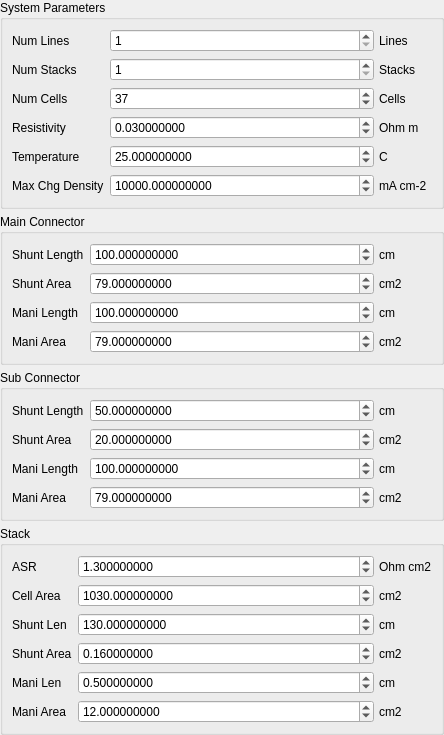
First picture: the form in app/src/view/shuntcur/shuntcursimpccconfigpanel.ui, repository daitenshionyan/vrfbcalc-cpp, before the edit.
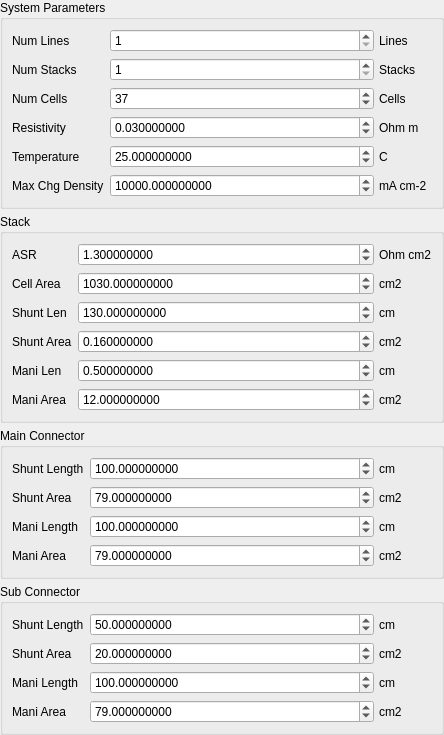
Second picture: the form after the edit.

Patch:
```diff
--- a/app/src/view/shuntcur/shuntcursimpccconfigpanel.ui
+++ b/app/src/view/shuntcur/shuntcursimpccconfigpanel.ui
@@ -395,6 +395,375 @@
      </layout>
     </widget>
    </item>
+   <item>
+    <widget class="QGroupBox" name="groupBox_2">
+     <property name="title">
+      <string>Stack</string>
+     </property>
+     <layout class="QFormLayout" name="formLayout_6">
+      <item row="0" column="0">
+       <widget class="QLabel" name="asrLabel">
+        <property name="text">
+         <string>ASR</string>
+        </property>
+       </widget>
+      </item>
+      <item row="0" column="1">
+       <widget class="QWidget" name="asrBox" native="true">
+        <layout class="QHBoxLayout" name="horizontalLayout_13">
+         <property name="spacing">
+          <number>5</number>
+         </property>
+         <property name="leftMargin">
+          <number>0</number>
+         </property>
+         <property name="topMargin">
+          <number>0</number>
+         </property>
+         <property name="rightMargin">
+          <number>0</number>
+         </property>
+         <property name="bottomMargin">
+          <number>0</number>
+         </property>
+         <item>
+          <widget class="QDoubleSpinBox" name="asrField">
+           <property name="decimals">
+            <number>9</number>
+           </property>
+           <property name="maximum">
+            <double>9999999999.000000000000000</double>
+           </property>
+           <property name="value">
+            <double>1.300000000000000</double>
+           </property>
+          </widget>
+         </item>
+         <item>
+          <widget class="QLabel" name="asrUnitLabel">
+           <property name="sizePolicy">
+            <sizepolicy hsizetype="Fixed" vsizetype="Preferred">
+             <horstretch>0</horstretch>
+             <verstretch>0</verstretch>
+            </sizepolicy>
+           </property>
+           <property name="minimumSize">
+            <size>
+             <width>53</width>
+             <height>0</height>
+            </size>
+           </property>
+           <property name="text">
+            <string>Ohm cm2</string>
+           </property>
+          </widget>
+         </item>
+        </layout>
+       </widget>
+      </item>
+      <item row="1" column="0">
+       <widget class="QLabel" name="cellAreaLabel">
+        <property name="text">
+         <string>Cell Area</string>
+        </property>
+       </widget>
+      </item>
+      <item row="1" column="1">
+       <widget class="QWidget" name="cellAreaBox" native="true">
+        <layout class="QHBoxLayout" name="horizontalLayout_14">
+         <property name="spacing">
+          <number>5</number>
+         </property>
+         <property name="leftMargin">
+          <number>0</number>
+         </property>
+         <property name="topMargin">
+          <number>0</number>
+         </property>
+         <property name="rightMargin">
+          <number>0</number>
+         </property>
+         <property name="bottomMargin">
+          <number>0</number>
+         </property>
+         <item>
+          <widget class="QDoubleSpinBox" name="cellAreaField">
+           <property name="decimals">
+            <number>9</number>
+           </property>
+           <property name="maximum">
+            <double>9999999999.000000000000000</double>
+           </property>
+           <property name="value">
+            <double>1030.000000000000000</double>
+           </property>
+          </widget>
+         </item>
+         <item>
+          <widget class="QLabel" name="cellAreaUnitLabel">
+           <property name="sizePolicy">
+            <sizepolicy hsizetype="Fixed" vsizetype="Preferred">
+             <horstretch>0</horstretch>
+             <verstretch>0</verstretch>
+            </sizepolicy>
+           </property>
+           <property name="minimumSize">
+            <size>
+             <width>53</width>
+             <height>0</height>
+            </size>
+           </property>
+           <property name="text">
+            <string>cm2</string>
+           </property>
+          </widget>
+         </item>
+        </layout>
+       </widget>
+      </item>
+      <item row="2" column="0">
+       <widget class="QLabel" name="shuntLenLabel">
+        <property name="text">
+         <string>Shunt Len</string>
+        </property>
+       </widget>
+      </item>
+      <item row="2" column="1">
+       <widget class="QWidget" name="shuntLenBox" native="true">
+        <layout class="QHBoxLayout" name="horizontalLayout_5">
+         <property name="spacing">
+          <number>5</number>
+         </property>
+         <property name="leftMargin">
+          <number>0</number>
+         </property>
+         <property name="topMargin">
+          <number>0</number>
+         </property>
+         <property name="rightMargin">
+          <number>0</number>
+         </property>
+         <property name="bottomMargin">
+          <number>0</number>
+         </property>
+         <item>
+          <widget class="QDoubleSpinBox" name="shuntLenField">
+           <property name="decimals">
+            <number>9</number>
+           </property>
+           <property name="maximum">
+            <double>9999999.000000000000000</double>
+           </property>
+           <property name="value">
+            <double>130.000000000000000</double>
+           </property>
+          </widget>
+         </item>
+         <item>
+          <widget class="QLabel" name="shuntLenUnitLabel">
+           <property name="sizePolicy">
+            <sizepolicy hsizetype="Fixed" vsizetype="Preferred">
+             <horstretch>0</horstretch>
+             <verstretch>0</verstretch>
+            </sizepolicy>
+           </property>
+           <property name="minimumSize">
+            <size>
+             <width>53</width>
+             <height>0</height>
+            </size>
+           </property>
+           <property name="text">
+            <string>cm</string>
+           </property>
+          </widget>
+         </item>
+        </layout>
+       </widget>
+      </item>
+      <item row="3" column="0">
+       <widget class="QLabel" name="shuntAreaLabel">
+        <property name="text">
+         <string>Shunt Area</string>
+        </property>
+       </widget>
+      </item>
+      <item row="3" column="1">
+       <widget class="QWidget" name="shuntAreaBox" native="true">
+        <layout class="QHBoxLayout" name="horizontalLayout_6">
+         <property name="spacing">
+          <number>5</number>
+         </property>
+         <property name="leftMargin">
+          <number>0</number>
+         </property>
+         <property name="topMargin">
+          <number>0</number>
+         </property>
+         <property name="rightMargin">
+          <number>0</number>
+         </property>
+         <property name="bottomMargin">
+          <number>0</number>
+         </property>
+         <item>
+          <widget class="QDoubleSpinBox" name="shuntAreaField">
+           <property name="decimals">
+            <number>9</number>
+           </property>
+           <property name="maximum">
+            <double>9999999999.000000000000000</double>
+           </property>
+           <property name="value">
+            <double>0.160000000000000</double>
+           </property>
+          </widget>
+         </item>
+         <item>
+          <widget class="QLabel" name="shuntAreaUnitLabel">
+           <property name="sizePolicy">
+            <sizepolicy hsizetype="Fixed" vsizetype="Preferred">
+             <horstretch>0</horstretch>
+             <verstretch>0</verstretch>
+            </sizepolicy>
+           </property>
+           <property name="minimumSize">
+            <size>
+             <width>53</width>
+             <height>0</height>
+            </size>
+           </property>
+           <property name="text">
+            <string>cm2</string>
+           </property>
+          </widget>
+         </item>
+        </layout>
+       </widget>
+      </item>
+      <item row="4" column="0">
+       <widget class="QLabel" name="maniLenLabel">
+        <property name="text">
+         <string>Mani Len</string>
+        </property>
+       </widget>
+      </item>
+      <item row="4" column="1">
+       <widget class="QWidget" name="maniLenBox" native="true">
+        <layout class="QHBoxLayout" name="horizontalLayout_7">
+         <property name="spacing">
+          <number>5</number>
+         </property>
+         <property name="leftMargin">
+          <number>0</number>
+         </property>
+         <property name="topMargin">
+          <number>0</number>
+         </property>
+         <property name="rightMargin">
+          <number>0</number>
+         </property>
+         <property name="bottomMargin">
+          <number>0</number>
+         </property>
+         <item>
+          <widget class="QDoubleSpinBox" name="maniLenField">
+           <property name="decimals">
+            <number>9</number>
+           </property>
+           <property name="maximum">
+            <double>9999999999.000000000000000</double>
+           </property>
+           <property name="value">
+            <double>0.500000000000000</double>
+           </property>
+          </widget>
+         </item>
+         <item>
+          <widget class="QLabel" name="maniLenUnitLabel">
+           <property name="sizePolicy">
+            <sizepolicy hsizetype="Fixed" vsizetype="Preferred">
+             <horstretch>0</horstretch>
+             <verstretch>0</verstretch>
+            </sizepolicy>
+           </property>
+           <property name="minimumSize">
+            <size>
+             <width>53</width>
+             <height>0</height>
+            </size>
+           </property>
+           <property name="text">
+            <string>cm</string>
+           </property>
+          </widget>
+         </item>
+        </layout>
+       </widget>
+      </item>
+      <item row="5" column="0">
+       <widget class="QLabel" name="maniAreaLabel">
+        <property name="text">
+         <string>Mani Area</string>
+        </property>
+       </widget>
+      </item>
+      <item row="5" column="1">
+       <widget class="QWidget" name="maniAreaBox" native="true">
+        <layout class="QHBoxLayout" name="horizontalLayout_8">
+         <property name="spacing">
+          <number>5</number>
+         </property>
+         <property name="leftMargin">
+          <number>0</number>
+         </property>
+         <property name="topMargin">
+          <number>0</number>
+         </property>
+         <property name="rightMargin">
+          <number>0</number>
+         </property>
+         <property name="bottomMargin">
+          <number>0</number>
+         </property>
+         <item>
+          <widget class="QDoubleSpinBox" name="maniAreaField">
+           <property name="decimals">
+            <number>9</number>
+           </property>
+           <property name="maximum">
+            <double>9999999999.000000000000000</double>
+           </property>
+           <property name="value">
+            <double>12.000000000000000</double>
+           </property>
+          </widget>
+         </item>
+         <item>
+          <widget class="QLabel" name="maniAreaUnitLabel">
+           <property name="sizePolicy">
+            <sizepolicy hsizetype="Fixed" vsizetype="Preferred">
+             <horstretch>0</horstretch>
+             <verstretch>0</verstretch>
+            </sizepolicy>
+           </property>
+           <property name="minimumSize">
+            <size>
+             <width>53</width>
+             <height>0</height>
+            </size>
+           </property>
+           <property name="text">
+            <string>cm2</string>
+           </property>
+          </widget>
+         </item>
+        </layout>
+       </widget>
+      </item>
+     </layout>
+    </widget>
+   </item>
    <item>
     <widget class="QGroupBox" name="mainConnectorBox">
      <property name="title">
@@ -896,375 +1265,6 @@
      </layout>
     </widget>
    </item>
-   <item>
-    <widget class="QGroupBox" name="groupBox_2">
-     <property name="title">
-      <string>Stack</string>
-     </property>
-     <layout class="QFormLayout" name="formLayout_6">
-      <item row="0" column="0">
-       <widget class="QLabel" name="asrLabel">
-        <property name="text">
-         <string>ASR</string>
-        </property>
-       </widget>
-      </item>
-      <item row="0" column="1">
-       <widget class="QWidget" name="asrBox" native="true">
-        <layout class="QHBoxLayout" name="horizontalLayout_13">
-         <property name="spacing">
-          <number>5</number>
-         </property>
-         <property name="leftMargin">
-          <number>0</number>
-         </property>
-         <property name="topMargin">
-          <number>0</number>
-         </property>
-         <property name="rightMargin">
-          <number>0</number>
-         </property>
-         <property name="bottomMargin">
-          <number>0</number>
-         </property>
-         <item>
-          <widget class="QDoubleSpinBox" name="asrField">
-           <property name="decimals">
-            <number>9</number>
-           </property>
-           <property name="maximum">
-            <double>9999999999.000000000000000</double>
-           </property>
-           <property name="value">
-            <double>1.300000000000000</double>
-           </property>
-          </widget>
-         </item>
-         <item>
-          <widget class="QLabel" name="asrUnitLabel">
-           <property name="sizePolicy">
-            <sizepolicy hsizetype="Fixed" vsizetype="Preferred">
-             <horstretch>0</horstretch>
-             <verstretch>0</verstretch>
-            </sizepolicy>
-           </property>
-           <property name="minimumSize">
-            <size>
-             <width>53</width>
-             <height>0</height>
-            </size>
-           </property>
-           <property name="text">
-            <string>Ohm cm2</string>
-           </property>
-          </widget>
-         </item>
-        </layout>
-       </widget>
-      </item>
-      <item row="1" column="0">
-       <widget class="QLabel" name="cellAreaLabel">
-        <property name="text">
-         <string>Cell Area</string>
-        </property>
-       </widget>
-      </item>
-      <item row="1" column="1">
-       <widget class="QWidget" name="cellAreaBox" native="true">
-        <layout class="QHBoxLayout" name="horizontalLayout_14">
-         <property name="spacing">
-          <number>5</number>
-         </property>
-         <property name="leftMargin">
-          <number>0</number>
-         </property>
-         <property name="topMargin">
-          <number>0</number>
-         </property>
-         <property name="rightMargin">
-          <number>0</number>
-         </property>
-         <property name="bottomMargin">
-          <number>0</number>
-         </property>
-         <item>
-          <widget class="QDoubleSpinBox" name="cellAreaField">
-           <property name="decimals">
-            <number>9</number>
-           </property>
-           <property name="maximum">
-            <double>9999999999.000000000000000</double>
-           </property>
-           <property name="value">
-            <double>1030.000000000000000</double>
-           </property>
-          </widget>
-         </item>
-         <item>
-          <widget class="QLabel" name="cellAreaUnitLabel">
-           <property name="sizePolicy">
-            <sizepolicy hsizetype="Fixed" vsizetype="Preferred">
-             <horstretch>0</horstretch>
-             <verstretch>0</verstretch>
-            </sizepolicy>
-           </property>
-           <property name="minimumSize">
-            <size>
-             <width>53</width>
-             <height>0</height>
-            </size>
-           </property>
-           <property name="text">
-            <string>cm2</string>
-           </property>
-          </widget>
-         </item>
-        </layout>
-       </widget>
-      </item>
-      <item row="2" column="0">
-       <widget class="QLabel" name="shuntLenLabel">
-        <property name="text">
-         <string>Shunt Len</string>
-        </property>
-       </widget>
-      </item>
-      <item row="2" column="1">
-       <widget class="QWidget" name="shuntLenBox" native="true">
-        <layout class="QHBoxLayout" name="horizontalLayout_5">
-         <property name="spacing">
-          <number>5</number>
-         </property>
-         <property name="leftMargin">
-          <number>0</number>
-         </property>
-         <property name="topMargin">
-          <number>0</number>
-         </property>
-         <property name="rightMargin">
-          <number>0</number>
-         </property>
-         <property name="bottomMargin">
-          <number>0</number>
-         </property>
-         <item>
-          <widget class="QDoubleSpinBox" name="shuntLenField">
-           <property name="decimals">
-            <number>9</number>
-           </property>
-           <property name="maximum">
-            <double>9999999.000000000000000</double>
-           </property>
-           <property name="value">
-            <double>130.000000000000000</double>
-           </property>
-          </widget>
-         </item>
-         <item>
-          <widget class="QLabel" name="shuntLenUnitLabel">
-           <property name="sizePolicy">
-            <sizepolicy hsizetype="Fixed" vsizetype="Preferred">
-             <horstretch>0</horstretch>
-             <verstretch>0</verstretch>
-            </sizepolicy>
-           </property>
-           <property name="minimumSize">
-            <size>
-             <width>53</width>
-             <height>0</height>
-            </size>
-           </property>
-           <property name="text">
-            <string>cm</string>
-           </property>
-          </widget>
-         </item>
-        </layout>
-       </widget>
-      </item>
-      <item row="3" column="0">
-       <widget class="QLabel" name="shuntAreaLabel">
-        <property name="text">
-         <string>Shunt Area</string>
-        </property>
-       </widget>
-      </item>
-      <item row="3" column="1">
-       <widget class="QWidget" name="shuntAreaBox" native="true">
-        <layout class="QHBoxLayout" name="horizontalLayout_6">
-         <property name="spacing">
-          <number>5</number>
-         </property>
-         <property name="leftMargin">
-          <number>0</number>
-         </property>
-         <property name="topMargin">
-          <number>0</number>
-         </property>
-         <property name="rightMargin">
-          <number>0</number>
-         </property>
-         <property name="bottomMargin">
-          <number>0</number>
-         </property>
-         <item>
-          <widget class="QDoubleSpinBox" name="shuntAreaField">
-           <property name="decimals">
-            <number>9</number>
-           </property>
-           <property name="maximum">
-            <double>9999999999.000000000000000</double>
-           </property>
-           <property name="value">
-            <double>0.160000000000000</double>
-           </property>
-          </widget>
-         </item>
-         <item>
-          <widget class="QLabel" name="shuntAreaUnitLabel">
-           <property name="sizePolicy">
-            <sizepolicy hsizetype="Fixed" vsizetype="Preferred">
-             <horstretch>0</horstretch>
-             <verstretch>0</verstretch>
-            </sizepolicy>
-           </property>
-           <property name="minimumSize">
-            <size>
-             <width>53</width>
-             <height>0</height>
-            </size>
-           </property>
-           <property name="text">
-            <string>cm2</string>
-           </property>
-          </widget>
-         </item>
-        </layout>
-       </widget>
-      </item>
-      <item row="4" column="0">
-       <widget class="QLabel" name="maniLenLabel">
-        <property name="text">
-         <string>Mani Len</string>
-        </property>
-       </widget>
-      </item>
-      <item row="4" column="1">
-       <widget class="QWidget" name="maniLenBox" native="true">
-        <layout class="QHBoxLayout" name="horizontalLayout_7">
-         <property name="spacing">
-          <number>5</number>
-         </property>
-         <property name="leftMargin">
-          <number>0</number>
-         </property>
-         <property name="topMargin">
-          <number>0</number>
-         </property>
-         <property name="rightMargin">
-          <number>0</number>
-         </property>
-         <property name="bottomMargin">
-          <number>0</number>
-         </property>
-         <item>
-          <widget class="QDoubleSpinBox" name="maniLenField">
-           <property name="decimals">
-            <number>9</number>
-           </property>
-           <property name="maximum">
-            <double>9999999999.000000000000000</double>
-           </property>
-           <property name="value">
-            <double>0.500000000000000</double>
-           </property>
-          </widget>
-         </item>
-         <item>
-          <widget class="QLabel" name="maniLenUnitLabel">
-           <property name="sizePolicy">
-            <sizepolicy hsizetype="Fixed" vsizetype="Preferred">
-             <horstretch>0</horstretch>
-             <verstretch>0</verstretch>
-            </sizepolicy>
-           </property>
-           <property name="minimumSize">
-            <size>
-             <width>53</width>
-             <height>0</height>
-            </size>
-           </property>
-           <property name="text">
-            <string>cm</string>
-           </property>
-          </widget>
-         </item>
-        </layout>
-       </widget>
-      </item>
-      <item row="5" column="0">
-       <widget class="QLabel" name="maniAreaLabel">
-        <property name="text">
-         <string>Mani Area</string>
-        </property>
-       </widget>
-      </item>
-      <item row="5" column="1">
-       <widget class="QWidget" name="maniAreaBox" native="true">
-        <layout class="QHBoxLayout" name="horizontalLayout_8">
-         <property name="spacing">
-          <number>5</number>
-         </property>
-         <property name="leftMargin">
-          <number>0</number>
-         </property>
-         <property name="topMargin">
-          <number>0</number>
-         </property>
-         <property name="rightMargin">
-          <number>0</number>
-         </property>
-         <property name="bottomMargin">
-          <number>0</number>
-         </property>
-         <item>
-          <widget class="QDoubleSpinBox" name="maniAreaField">
-           <property name="decimals">
-            <number>9</number>
-           </property>
-           <property name="maximum">
-            <double>9999999999.000000000000000</double>
-           </property>
-           <property name="value">
-            <double>12.000000000000000</double>
-           </property>
-          </widget>
-         </item>
-         <item>
-          <widget class="QLabel" name="maniAreaUnitLabel">
-           <property name="sizePolicy">
-            <sizepolicy hsizetype="Fixed" vsizetype="Preferred">
-             <horstretch>0</horstretch>
-             <verstretch>0</verstretch>
-            </sizepolicy>
-           </property>
-           <property name="minimumSize">
-            <size>
-             <width>53</width>
-             <height>0</height>
-            </size>
-           </property>
-           <property name="text">
-            <string>cm2</string>
-           </property>
-          </widget>
-         </item>
-        </layout>
-       </widget>
-      </item>
-     </layout>
-    </widget>
-   </item>
   </layout>
  </widget>
  <resources/>
```
